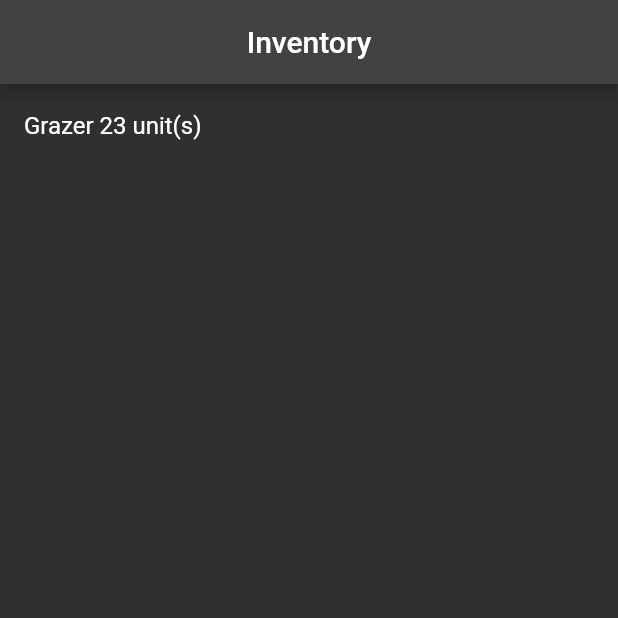
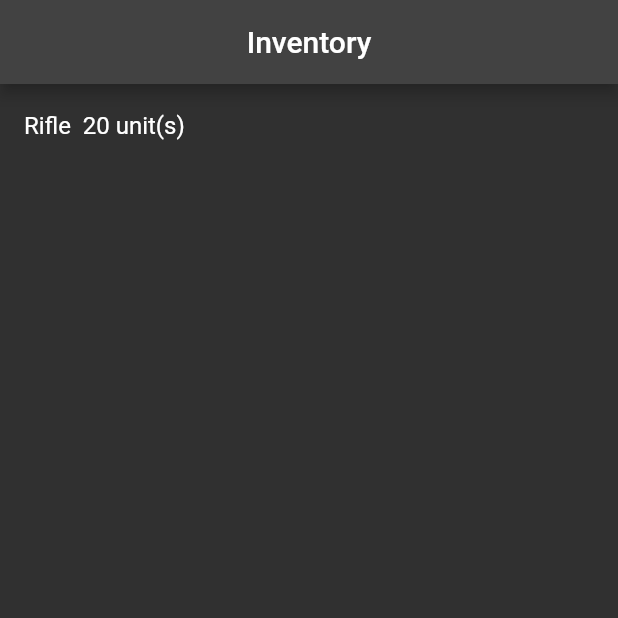
Before and after one commit to ClementPeter/River_pod-demo, a Flutter app: the screen it shows after launch, on a phone screen of 412 x 824 dp, the top half of it. Run offline on Flutter 3.47's test engine with Material 2 defaults, Android fonts, the phone set to English and light mode, and no system bars; our stand-ins replace dio, flutter_riverpod, hooks_riverpod.

Commit message:
⛏ Building: Projects_Riverpod

```diff
--- a/river_pod_snip/lib/main.dart
+++ b/river_pod_snip/lib/main.dart
@@ -1026,11 +1026,7 @@
 ///
 ///
 ///
-// ///
-// ///
-// /////
-// // //
-// // DEMO Example 5 Clone INVENTORY APP
+// DEMO Personal Project Clone INVENTORY APP
 import 'dart:collection';
 import 'package:flutter/material.dart';
 import 'package:hooks_riverpod/hooks_riverpod.dart';
@@ -1073,7 +1069,7 @@ class HomePage extends ConsumerWidget {
         itemCount: itemModel.itemAmount,
         itemBuilder: ((context, index) {
           final item = itemModel.item[index];
-          print(item);
+          //print(item);
           return ListTile(
             title: GestureDetector(
               onTap: () async {
@@ -1128,19 +1124,22 @@ class Item {
   //get the display UI name
   String get displayName => "$name $unit unit(s)";
 
-  //to compare and make sure the object is unique
+  //to compare and make sure the object is unique - NECESARY
   //the operator checks the uuid property of the "other" object to see if its equal to the object being compared too
   //covariant specfies that the "other" can be a subtype of the object being compared
+
   @override
   bool operator ==(covariant Item other) => uuid == other.uuid;
 
-  @override
-  int get hashcode => uuid.hashCode;
+  // @override
+  // int get hashcode => uuid.hashCode;
 
-  //check if this is necessary
+  //check if this is necessary - NOT NECESSARY
   //returning to String method for debugging, logging or display purposes
-  @override
-  String toString() => "Item(name: $name, unit: $unit, uuid : $uuid)";
+
+  //@override
+  //String toString() => "Item(name: $name, unit: $unit, uuid : $uuid)";
+
 }
 
 ///************************************//
@@ -1155,7 +1154,7 @@ class ItemDataModel extends ChangeNotifier {
   //Hold the list of Individual Item Objects
 
   final List<Item> _item = [
-    Item(name: "Grazer", unit: 23),
+    Item(name: "Rifle ", unit: 20),
   ];
 
   int get itemAmount => _item.length;
```
